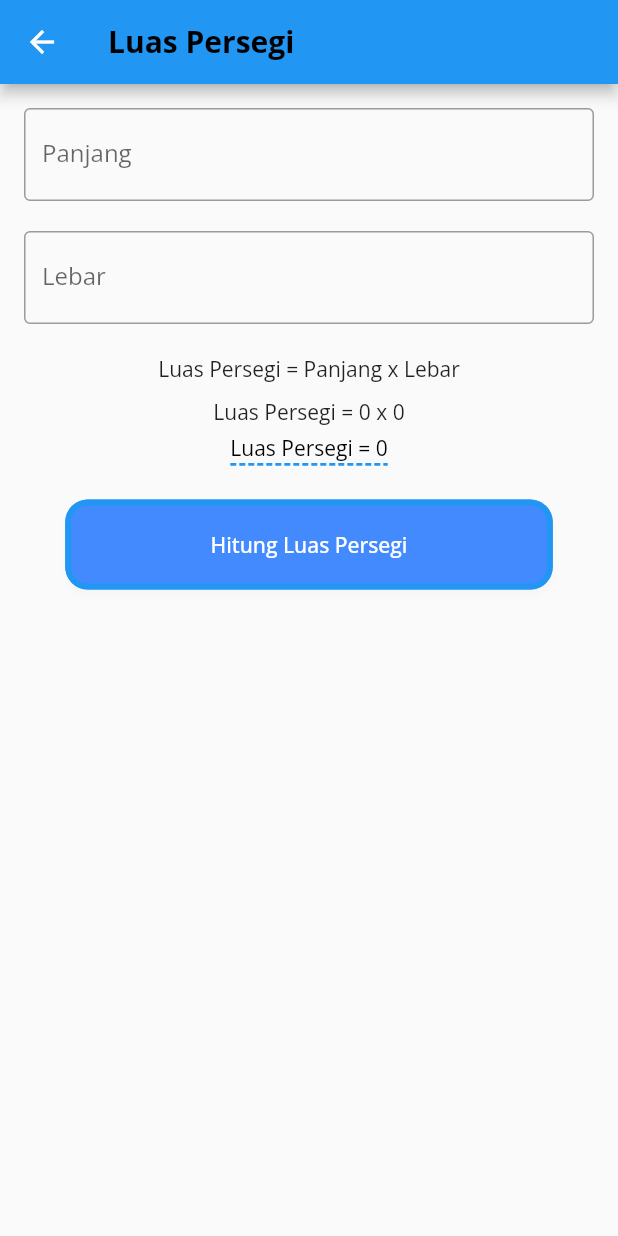
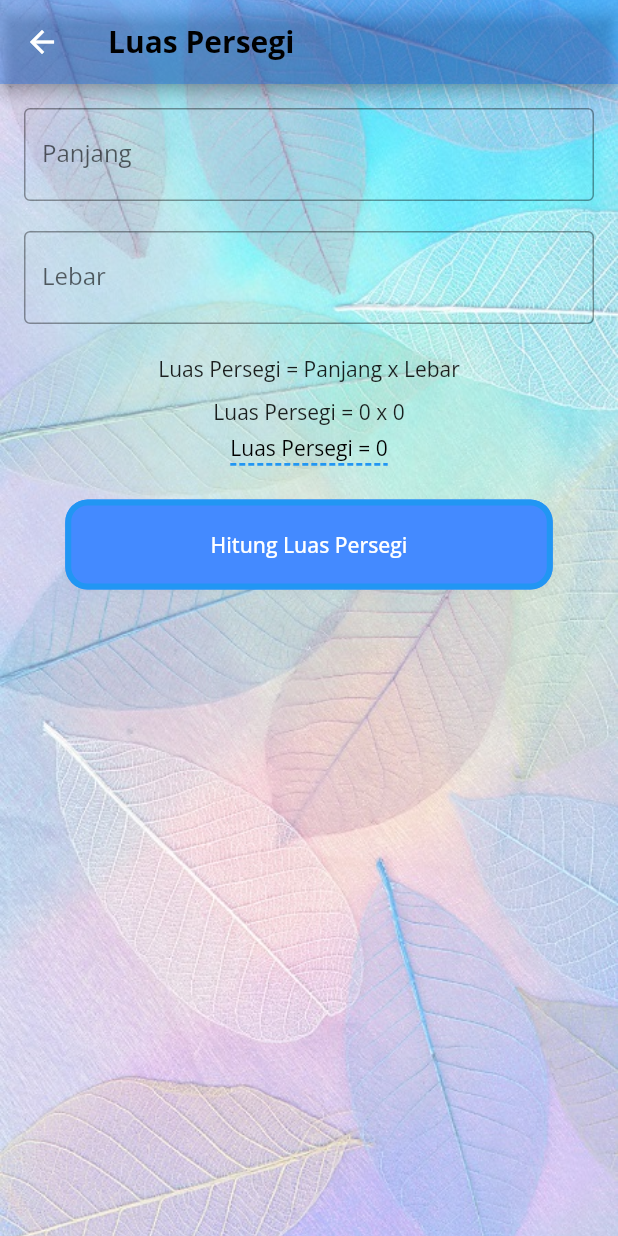
Before and after one commit to pradanaid/uas_2210020095, a Flutter app: the screen it shows after launch, after a tap on an icon or button, on a phone screen of 412 x 824 dp. Run offline on Flutter 3.47's test engine with Material 2 defaults, Android fonts, the phone set to English and light mode, and no system bars; our stand-ins replace font_awesome_flutter, google_fonts; statements that could not run were skipped.

Commit message:
Add files via upload
Update ke-1 - penambahan Splash Screen,
Update ke-2 - background Image

```diff
--- a/lib/lingkaran.dart
+++ b/lib/lingkaran.dart
@@ -14,11 +14,22 @@ class _LuasPersegi extends State<LuasLingkaran> {
   double pii = 3.14;
   @override
   Widget build(BuildContext context) {
-    return Scaffold(
+    return Stack(
+      children: <Widget>[
+        Image.asset(
+          "assets/images/PastelBlue.jpg",
+          height: MediaQuery.of(context).size.height,
+          width: MediaQuery.of(context).size.width,
+          fit: BoxFit.cover,
+        ),
+        Scaffold(
+          backgroundColor: Colors.transparent,
           appBar: AppBar(
+            backgroundColor: const Color.fromARGB(83, 0, 102, 255),
             title: const Text(
               'Luas Lingkaran',
-          style: TextStyle(color: Colors.black, fontWeight: FontWeight.bold),
+              style:
+                  TextStyle(color: Colors.black, fontWeight: FontWeight.bold),
               textAlign: TextAlign.center,
             ),
           ),
@@ -28,6 +39,8 @@ class _LuasPersegi extends State<LuasLingkaran> {
               lingkaran(),
             ],
           ),
+        ),
+      ],
     );
   }
 
--- a/lib/main.dart
+++ b/lib/main.dart
@@ -1,8 +1,6 @@
 import 'package:flutter/material.dart';
 import 'package:google_fonts/google_fonts.dart';
-import 'persegi.dart';
-import 'lingkaran.dart';
-import 'profile.dart';
+import 'splash.dart';
 
 void main() => runApp(const MyApp());
 
@@ -12,6 +10,7 @@ class MyApp extends StatelessWidget {
   @override
   Widget build(BuildContext context) {
     return MaterialApp(
+      debugShowCheckedModeBanner: false,
       theme: ThemeData(
         fontFamily: GoogleFonts.openSans(
                 fontWeight: FontWeight.w900, color: Colors.black)
@@ -32,80 +31,7 @@ class MyApp extends StatelessWidget {
         ),
       ),
       title: 'UAS',
-      home: AplikasiKu(),
+      home: const SplashScreenPage(),
     );
   }
 }
-
-// ignore: use_key_in_widget_constructors
-class AplikasiKu extends StatelessWidget {
-  @override
-  Widget build(BuildContext context) {
-    return Scaffold(
-      appBar: AppBar(
-        backgroundColor: Colors.blueAccent,
-        title: const Text(
-          'UAS_2210020095',
-          style: TextStyle(color: Colors.black, fontWeight: FontWeight.bold),
-          textAlign: TextAlign.center,
-        ),
-        centerTitle: true,
-      ),
-      body: Container(
-        margin: const EdgeInsets.only(top: 20),
-        alignment: Alignment.topCenter,
-        padding: EdgeInsets.zero,
-        child: Column(
-          mainAxisAlignment: MainAxisAlignment.start,
-          mainAxisSize: MainAxisSize.max,
-          children: <Widget>[
-            ElevatedButton(
-              onPressed: () {
-                Navigator.push(
-                    context,
-                    MaterialPageRoute(
-                        builder: (context) => const LuasPersegi()));
-              },
-              child: const Text(
-                  'HITUNG LUAS PERSEGI\nPilih Untuk Mulai Menghitung Luas Persegi',
-                  style: TextStyle(
-                      color: Colors.black,
-                      fontWeight: FontWeight.bold,
-                      fontSize: 12),
-                  textAlign: TextAlign.center),
-            ),
-            const SizedBox(height: 11),
-            ElevatedButton(
-              onPressed: () {
-                Navigator.push(
-                    context,
-                    MaterialPageRoute(
-                        builder: (context) => const LuasLingkaran()));
-              },
-              child: const Text(
-                  'HITUNG LUAS LINGKARAN\nPilih Untuk Mulai Menghitung Luas Lingkaran',
-                  style: TextStyle(
-                      color: Colors.black,
-                      fontWeight: FontWeight.w900,
-                      fontSize: 12),
-                  textAlign: TextAlign.center),
-            ),
-            const SizedBox(height: 11),
-            ElevatedButton(
-              onPressed: () {
-                Navigator.push(context,
-                    MaterialPageRoute(builder: (context) => const MainPage()));
-              },
-              child: const Text('PROFILE DEVELOPER',
-                  style: TextStyle(
-                      color: Colors.black,
-                      fontWeight: FontWeight.w900,
-                      fontSize: 20),
-                  textAlign: TextAlign.center),
-            ),
-          ],
-        ),
-      ),
-    );
-  }
-}
--- /dev/null
+++ b/lib/menu.dart
@@ -0,0 +1,91 @@
+import 'package:flutter/material.dart';
+import 'persegi.dart';
+import 'lingkaran.dart';
+import 'profile.dart';
+
+// ignore: use_key_in_widget_constructors, camel_case_types
+class menuAwal extends StatelessWidget {
+  @override
+  Widget build(BuildContext context) {
+    return Stack(
+      children: <Widget>[
+        Image.asset(
+          "assets/images/PastelBlue.jpg",
+          height: MediaQuery.of(context).size.height,
+          width: MediaQuery.of(context).size.width,
+          fit: BoxFit.cover,
+        ),
+        Scaffold(
+          backgroundColor: Colors.transparent,
+          appBar: AppBar(
+            backgroundColor: const Color.fromARGB(83, 0, 102, 255),
+            title: const Text(
+              'UAS_2210020095',
+              style:
+                  TextStyle(color: Colors.black, fontWeight: FontWeight.bold),
+              textAlign: TextAlign.center,
+            ),
+            centerTitle: true,
+          ),
+          body: Container(
+            margin: const EdgeInsets.only(top: 30),
+            alignment: Alignment.topCenter,
+            padding: EdgeInsets.zero,
+            child: Column(
+              mainAxisAlignment: MainAxisAlignment.start,
+              mainAxisSize: MainAxisSize.max,
+              children: <Widget>[
+                ElevatedButton(
+                  onPressed: () {
+                    Navigator.push(
+                        context,
+                        MaterialPageRoute(
+                            builder: (context) => const LuasPersegi()));
+                  },
+                  child: const Text(
+                      'HITUNG LUAS PERSEGI\nPilih Untuk Mulai Menghitung Luas Persegi',
+                      style: TextStyle(
+                          color: Colors.black,
+                          fontWeight: FontWeight.bold,
+                          fontSize: 12),
+                      textAlign: TextAlign.center),
+                ),
+                const SizedBox(height: 15),
+                ElevatedButton(
+                  onPressed: () {
+                    Navigator.push(
+                        context,
+                        MaterialPageRoute(
+                            builder: (context) => const LuasLingkaran()));
+                  },
+                  child: const Text(
+                      'HITUNG LUAS LINGKARAN\nPilih Untuk Mulai Menghitung Luas Lingkaran',
+                      style: TextStyle(
+                          color: Colors.black,
+                          fontWeight: FontWeight.w900,
+                          fontSize: 12),
+                      textAlign: TextAlign.center),
+                ),
+                const SizedBox(height: 15),
+                ElevatedButton(
+                  onPressed: () {
+                    Navigator.push(
+                        context,
+                        MaterialPageRoute(
+                            builder: (context) => const ProfileDev()));
+                  },
+                  child: const Text('PROFILE DEVELOPER',
+                      style: TextStyle(
+                          color: Colors.black,
+                          fontWeight: FontWeight.w900,
+                          fontSize: 20),
+                      textAlign: TextAlign.center),
+                ),
+              ],
+            ),
+          ),
+        )
+      ],
+    );
+  }
+}
--- a/lib/persegi.dart
+++ b/lib/persegi.dart
@@ -15,11 +15,22 @@ class _LuasPersegi extends State<LuasPersegi> {
   String lebar = "0";
   @override
   Widget build(BuildContext context) {
-    return Scaffold(
+    return Stack(
+      children: <Widget>[
+        Image.asset(
+          "assets/images/PastelBlue.jpg",
+          height: MediaQuery.of(context).size.height,
+          width: MediaQuery.of(context).size.width,
+          fit: BoxFit.cover,
+        ),
+        Scaffold(
+          backgroundColor: Colors.transparent,
           appBar: AppBar(
+            backgroundColor: const Color.fromARGB(83, 0, 102, 255),
             title: const Text(
               'Luas Persegi',
-          style: TextStyle(color: Colors.black, fontWeight: FontWeight.bold),
+              style:
+                  TextStyle(color: Colors.black, fontWeight: FontWeight.bold),
               textAlign: TextAlign.center,
             ),
           ),
@@ -29,6 +40,8 @@ class _LuasPersegi extends State<LuasPersegi> {
               persegi(),
             ],
           ),
+        )
+      ],
     );
   }
 
--- a/lib/profile.dart
+++ b/lib/profile.dart
@@ -1,14 +1,14 @@
 import 'package:flutter/material.dart';
 import 'package:font_awesome_flutter/font_awesome_flutter.dart';
 
-class MainPage extends StatefulWidget {
-  const MainPage({super.key});
+class ProfileDev extends StatefulWidget {
+  const ProfileDev({super.key});
 
   @override
-  State<MainPage> createState() => _MainPageState();
+  State<ProfileDev> createState() => _ProfileDevState();
 }
 
-class _MainPageState extends State<MainPage> {
+class _ProfileDevState extends State<ProfileDev> {
   double coverHeight = 200;
   double profilHeight = 144;
 
--- /dev/null
+++ b/lib/splash.dart
@@ -0,0 +1,95 @@
+import 'dart:async';
+import 'package:flutter/material.dart';
+import 'menu.dart';
+
+class SplashScreenPage extends StatefulWidget {
+  const SplashScreenPage({Key? key}) : super(key: key);
+  @override
+  // ignore: library_private_types_in_public_api
+  _SplashScreenPageState createState() => _SplashScreenPageState();
+}
+
+class _SplashScreenPageState extends State<SplashScreenPage> {
+  @override
+  void initState() {
+    super.initState();
+    openSplashScreen();
+  }
+
+  openSplashScreen() async {
+    return Timer(
+      const Duration(seconds: 3),
+      () {
+        Navigator.pushReplacement(context,
+            MaterialPageRoute(builder: (BuildContext context) => menuAwal()));
+      },
+    );
+  }
+
+  @override
+  Widget build(BuildContext context) {
+    return Scaffold(
+      backgroundColor: Colors.black,
+      body: Center(
+        child: Column(
+          children: [
+            const SizedBox(height: 100),
+            const SizedBox(
+              width: 150,
+              child: CircleAvatar(
+                radius: 100,
+                backgroundColor: Colors.white,
+                child: CircleAvatar(
+                  radius: 70,
+                  backgroundColor: Colors.black,
+                  backgroundImage: AssetImage('assets/images/profil.jpg'),
+                ),
+              ),
+            ),
+            const SizedBox(height: 20),
+            const Text(
+              'PRADANA IQBAL ANS\nNPM : 2210020095',
+              style: TextStyle(
+                  fontWeight: FontWeight.bold,
+                  fontSize: 25,
+                  color: Colors.white),
+              textAlign: TextAlign.center,
+            ),
+            const SizedBox(height: 20),
+            SizedBox(
+                child: TextButton.icon(
+                    onPressed: () {},
+                    icon: const Icon(Icons.whatsapp_outlined),
+                    label: const Text(
+                      '08125350xxxx',
+                      style: TextStyle(
+                          fontWeight: FontWeight.bold,
+                          fontSize: 20,
+                          color: Colors.white),
+                    ))),
+            SizedBox(
+                child: TextButton.icon(
+                    onPressed: () {},
+                    icon: const Icon(Icons.class_outlined),
+                    label: const Text(
+                      '5A NonReg Banjarmasin',
+                      style: TextStyle(
+                          fontWeight: FontWeight.bold,
+                          fontSize: 20,
+                          color: Colors.white),
+                    ))),
+            const SizedBox(height: 100),
+            const Text(
+              'wait...',
+              style: TextStyle(
+                  fontWeight: FontWeight.bold,
+                  fontSize: 15,
+                  color: Colors.green),
+              textAlign: TextAlign.center,
+            ),
+          ],
+        ),
+      ),
+    );
+  }
+}
```
Lines whose indentation alone changed are shown as unchanged.
